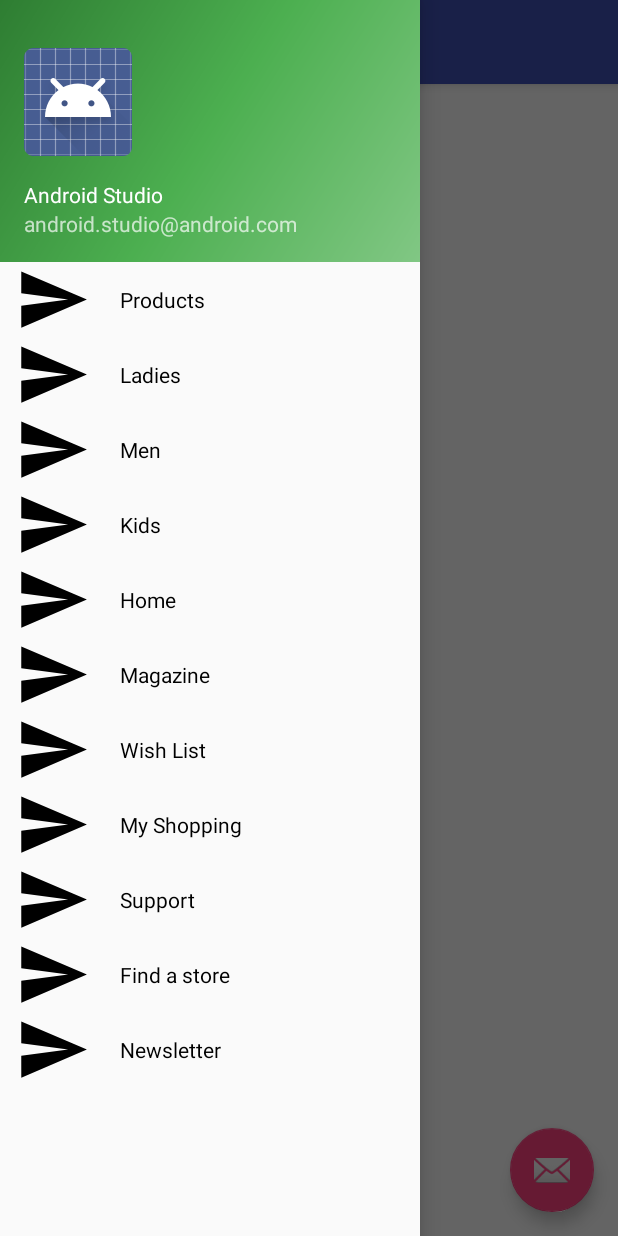
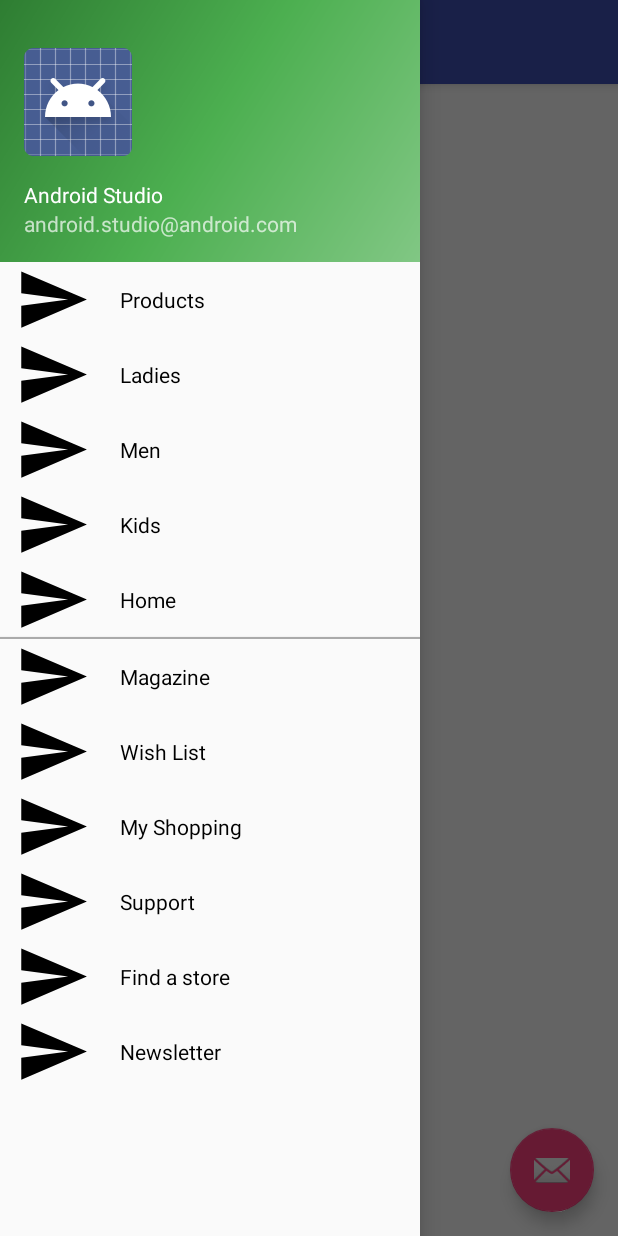
Before and after one commit to violet137/AndroidD004, an Android app: the screen it shows after launch (MainActivity), with the side drawer open, on a phone screen of 412 x 824 dp. Run offline under Robolectric (Android 15) with nearby library versions, the phone set to English and light mode, and no system bars.

Commit message:
hoàn tất

```diff
--- a/Code/Shopping/app/src/main/java/vn/com/greenacademy/shopping/Adapter/AdapterSlideMenu.java
+++ b/Code/Shopping/app/src/main/java/vn/com/greenacademy/shopping/Adapter/AdapterSlideMenu.java
@@ -43,6 +43,9 @@ public class AdapterSlideMenu extends ArrayAdapter {
 
         TextView tvName = (TextView) convertView.findViewById(R.id.tvName_item_slide_menu);
         ImageView ivIcon = (ImageView) convertView.findViewById(R.id.ivIcon_item_slide_menu);
+        if (position == 4){
+            convertView.findViewById(R.id.divider_item_slide_menu).setVisibility(View.VISIBLE);
+        }
 
         tvName.setText(modeSlideMenu.getTen());
         ivIcon.setImageResource(modeSlideMenu.getIcon());
--- a/Code/Shopping/app/src/main/java/vn/com/greenacademy/shopping/MainActivity.java
+++ b/Code/Shopping/app/src/main/java/vn/com/greenacademy/shopping/MainActivity.java
@@ -37,8 +37,10 @@ public class MainActivity extends AppCompatActivity implements View.OnClickListe
         super.onCreate(savedInstanceState);
         setContentView(R.layout.activity_main);
 
-//        View viewNavHeader = getLayoutInflater().inflate(R.layout.nav_header_main, null);
-//        viewNavHeader.findViewById(R.id.ivUser_nav_hear).setOnClickListener(this);
+        View viewNav = findViewById(R.id.nav_view);
+        viewNav.findViewById(R.id.ivUser_nav_hear).setOnClickListener(this);
+        viewNav.findViewById(R.id.tvName_nav_hear).setOnClickListener(this);
+        viewNav.findViewById(R.id.tvEmail_nav_hear).setOnClickListener(this);
 
         lv_item_slide_menu = (ListView) findViewById(R.id.lv_item_slide_menu);
 
@@ -136,7 +138,13 @@ public class MainActivity extends AppCompatActivity implements View.OnClickListe
     public void onClick(View view) {
         switch (view.getId()){
             case R.id.ivUser_nav_hear:
-                Toast.makeText(this, "ok", Toast.LENGTH_SHORT).show();
+                Toast.makeText(this, "Photo", Toast.LENGTH_SHORT).show();
+                break;
+            case R.id.tvName_nav_hear:
+                Toast.makeText(this, "Name", Toast.LENGTH_SHORT).show();
+                break;
+            case R.id.tvEmail_nav_hear:
+                Toast.makeText(this, "Email", Toast.LENGTH_SHORT).show();
                 break;
         }
     }
--- a/Code/Shopping/app/src/main/res/layout/item_slide_menu.xml
+++ b/Code/Shopping/app/src/main/res/layout/item_slide_menu.xml
@@ -4,8 +4,14 @@
     xmlns:tools="http://schemas.android.com/tools"
     android:layout_width="match_parent"
     android:layout_height="wrap_content"
-    android:elevation="0dp">
+    android:elevation="0dp"
+    android:orientation="vertical">
 
+
+    <LinearLayout
+        android:layout_width="match_parent"
+        android:layout_height="match_parent"
+        android:orientation="horizontal">
 
         <ImageView
             android:id="@+id/ivIcon_item_slide_menu"
@@ -16,11 +22,19 @@
 
         <TextView
             android:id="@+id/tvName_item_slide_menu"
-        android:layout_width="wrap_content"
+            android:layout_width="match_parent"
             android:layout_height="wrap_content"
             android:layout_gravity="center"
             android:layout_marginLeft="@dimen/textView_layout_margin_left"
             android:layout_weight="1"
             android:text="TextView"
-        android:textColor="#ff000000" />
+            android:textColor="#ff000000"/>
     </LinearLayout>
+
+    <Button
+        android:id="@+id/divider_item_slide_menu"
+        android:layout_width="match_parent"
+        android:layout_height="1dp"
+        android:background="@android:color/darker_gray"
+        android:visibility="gone" />
+</LinearLayout>
```
Lines whose indentation alone changed are shown as unchanged.
